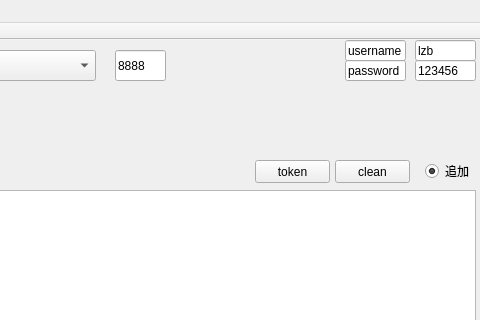
Before: the Qt Designer form mainwindow.ui in yiippee/http_client, drawn with Qt 5; both pictures show x 285 to 765 and y 0 to 320 of the 765 by 697 pixel window.
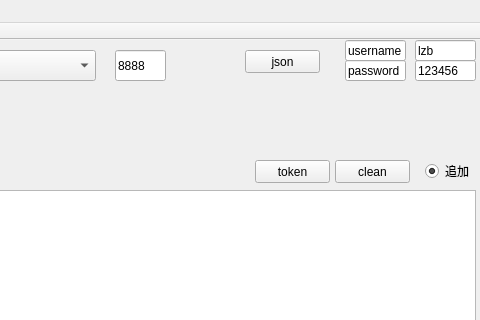
After: the same form once the commit is applied.

Patch:
```diff
--- a/mainwindow.ui
+++ b/mainwindow.ui
@@ -191,6 +191,19 @@
      <string>websocket</string>
     </property>
    </widget>
+   <widget class="QPushButton" name="postButton_json">
+    <property name="geometry">
+     <rect>
+      <x>530</x>
+      <y>10</y>
+      <width>75</width>
+      <height>23</height>
+     </rect>
+    </property>
+    <property name="text">
+     <string>json</string>
+    </property>
+   </widget>
   </widget>
   <widget class="QMenuBar" name="menuBar">
    <property name="geometry">
```
